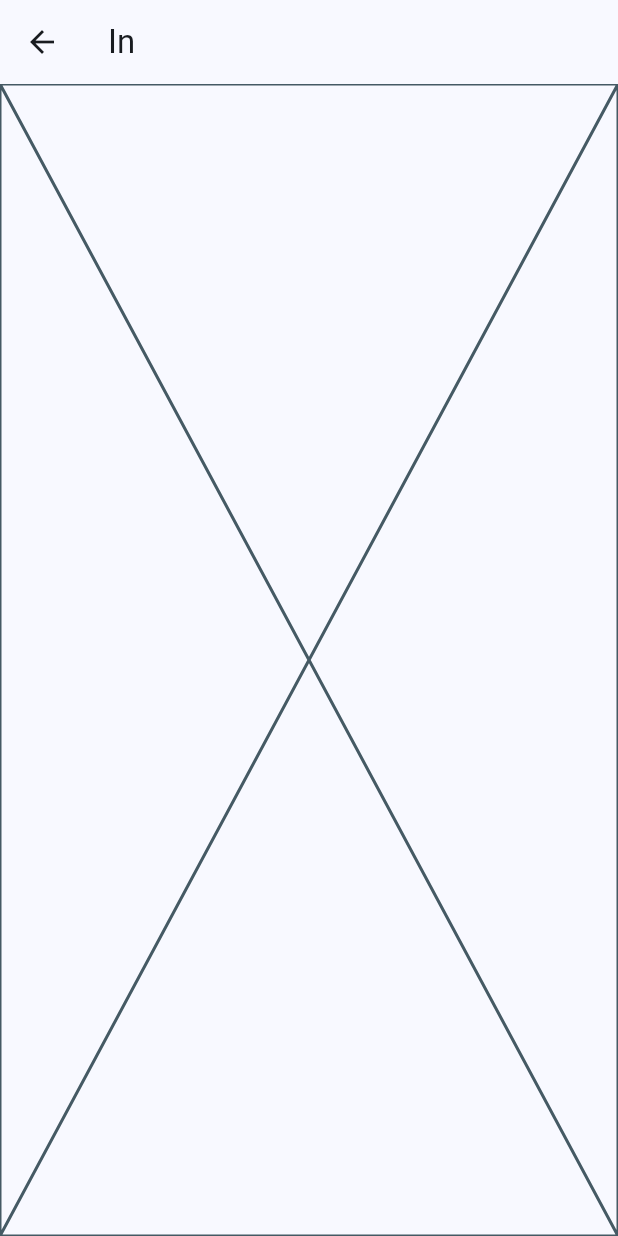
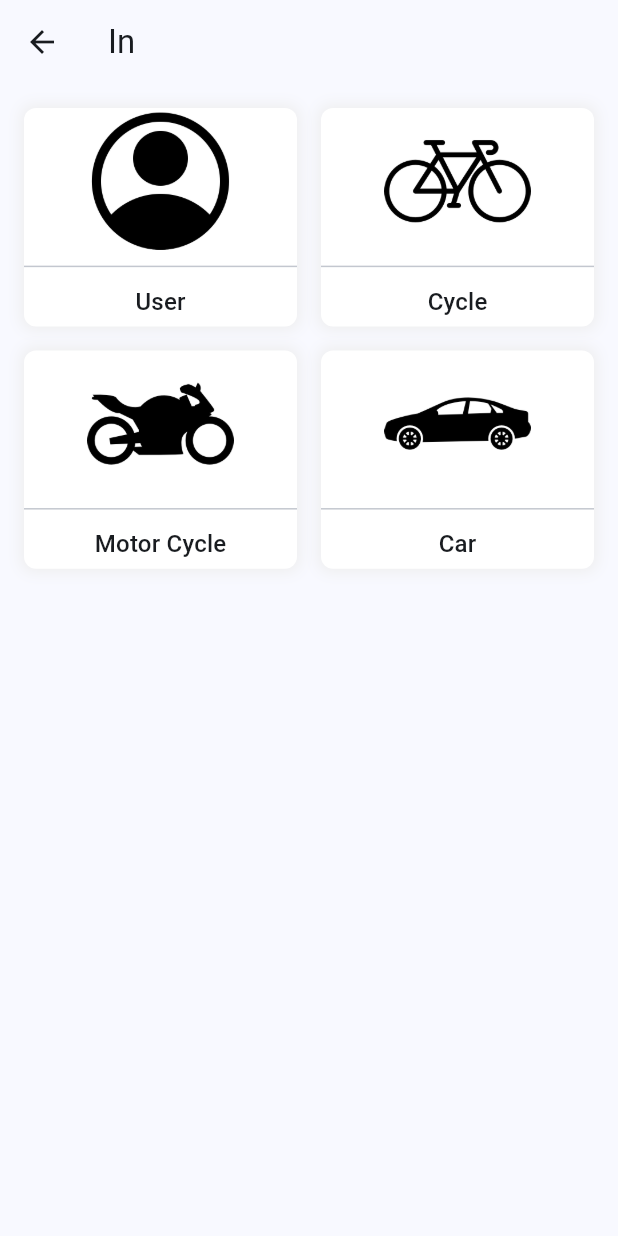
Before and after one commit to DeepthyAT/parking-app, a Flutter app: the screen it shows after launch, after a tap on "Login", after a tap on "IN", on a phone screen of 412 x 824 dp. Run offline on Flutter 3.47's test engine with Material 3 defaults, Android fonts, the phone set to English and light mode, and no system bars; our stand-ins replace bloc, equatable, firebase_core, firebase_storage, flutter_bloc, flutter_form_builder and 2 more; missing offline and left inert: firebase_cached_image; accounts and stored records are empty.

Commit message:
Added a few assets for the in page.

```diff
--- /dev/null
+++ b/parking_app/lib/pages/check_in/cubit/check_in_cubit.dart
@@ -0,0 +1,41 @@
+import 'package:bloc/bloc.dart';
+import 'package:equatable/equatable.dart';
+
+import '../../home/models/item.dart';
+
+part 'check_in_state.dart';
+
+class CheckInCubit extends Cubit<CheckInState> {
+  CheckInCubit() : super(const CheckInState()) {
+    Future.microtask(() => initialize());
+  }
+
+  Future<void> initialize() async {
+    final items = [
+      const GridItem(
+        id: 'user',
+        label: 'User',
+        path: 'assets/images/placeholders/account.png',
+      ),
+      const GridItem(
+        id: 'cycle',
+        label: 'Cycle',
+        path: 'assets/images/vehicles/bicycle.png',
+      ),
+      const GridItem(
+        id: 'two_wheeler',
+        label: 'Motor Cycle',
+        path: 'assets/images/vehicles/motorcycle.png',
+      ),
+      const GridItem(
+        id: 'four_wheeler',
+        label: 'Car',
+        path: 'assets/images/vehicles/car.png',
+      ),
+    ];
+    emit(state.copyWith(items: items));
+  }
+
+  /// Selected a grid item
+  Future<void> didSelect(GridItem item) async {}
+}
--- /dev/null
+++ b/parking_app/lib/pages/check_in/cubit/check_in_state.dart
@@ -0,0 +1,16 @@
+part of 'check_in_cubit.dart';
+
+class CheckInState extends Equatable {
+  const CheckInState({this.items = const []});
+
+  final List<GridItem> items;
+
+  CheckInState copyWith({List<GridItem>? items}) {
+    return CheckInState(
+      items: items ?? this.items,
+    );
+  }
+
+  @override
+  List<Object> get props => [items];
+}
--- a/parking_app/lib/pages/check_in/page.dart
+++ b/parking_app/lib/pages/check_in/page.dart
@@ -1,4 +1,7 @@
 import 'package:flutter/material.dart';
+import 'package:flutter_bloc/flutter_bloc.dart';
+import 'package:parking_app/pages/check_in/cubit/check_in_cubit.dart';
+import 'package:parking_app/pages/check_in/view/item.dart';
 
 class CheckInPage extends StatelessWidget {
   const CheckInPage({super.key, this.title});
@@ -10,11 +13,34 @@ class CheckInPage extends StatelessWidget {
 
   @override
   Widget build(BuildContext context) {
-    return Scaffold(
-      appBar: AppBar(
-        title: Text(title ?? 'In'),
+    return BlocProvider(
+      create: (context) => CheckInCubit(),
+      child: BlocBuilder<CheckInCubit, CheckInState>(
+        builder: (context, state) {
+          return Scaffold(
+            appBar: AppBar(
+              title: Text(title ?? 'In'),
+            ),
+            body: GridView.builder(
+              padding: const EdgeInsets.all(16),
+              itemCount: state.items.length,
+              gridDelegate: const SliverGridDelegateWithMaxCrossAxisExtent(
+                maxCrossAxisExtent: 180,
+                mainAxisSpacing: 16,
+                crossAxisSpacing: 16,
+                childAspectRatio: 5 / 4,
+              ),
+              itemBuilder: (context, index) {
+                final item = state.items[index];
+                return InkWell(
+                  onTap: () => context.read<CheckInCubit>().didSelect(item),
+                  child: CheckInGridTile(item: item),
+                );
+              },
+            ),
+          );
+        },
       ),
-      body: const Placeholder(),
     );
   }
 }
--- /dev/null
+++ b/parking_app/lib/pages/check_in/view/item.dart
@@ -0,0 +1,67 @@
+import 'package:flutter/material.dart';
+import 'package:parking_app/extensions/widgets/image.dart';
+import 'package:path/path.dart' as path;
+
+import '../../home/models/item.dart';
+
+class CheckInGridTile extends StatelessWidget {
+  const CheckInGridTile({super.key, required this.item});
+
+  final GridItem item;
+
+  @override
+  Widget build(BuildContext context) {
+    final hasPicture = (item.imageUrl?.isNotEmpty ?? false) ||
+        (item.path?.isNotEmpty ?? false);
+    return Container(
+      decoration: BoxDecoration(
+        color: item.color ?? Colors.white,
+        borderRadius: BorderRadius.circular(8),
+        boxShadow: [
+          BoxShadow(
+            color: Colors.grey[200]!,
+            blurRadius: 8,
+            spreadRadius: 2,
+          )
+        ],
+      ),
+      child: Column(
+        children: [
+          if (hasPicture) ...[
+            Expanded(
+              child: (item.imageUrl?.isNotEmpty ?? false) ? _image : _asset,
+            ),
+            const Divider(),
+          ],
+          Padding(
+            padding: const EdgeInsets.all(4.0),
+            child: Text(
+              item.label,
+              style: Theme.of(context).textTheme.titleMedium,
+            ),
+          ),
+        ],
+      ),
+    );
+  }
+
+  Widget get _asset {
+    final extension = path.extension(item.path!).toLowerCase();
+    if (extension == '.png' || extension == '.jpg') {
+      return Image.asset(item.path!);
+    }
+    return Image.asset('assets/images/vehicles/car.png');
+  }
+
+  Widget get _image {
+    if (item.imageUrl?.isNotEmpty ?? false) {
+      final imageUrl = item.imageUrl!;
+      final isNetwork = imageUrl.startsWith('https');
+      return isNetwork
+          ? Image.network(imageUrl)
+          : FirebaseImage.storage(imageUrl);
+    } else {
+      return Container();
+    }
+  }
+}
--- a/parking_app/pubspec.yaml
+++ b/parking_app/pubspec.yaml
@@ -19,6 +19,8 @@ dependencies:
   flutter_bloc: ^8.1.5
   flutter_form_builder: ^9.3.0
   firebase_messaging: ^14.9.4
+  firebase_cached_image: ^0.6.0
+  firebase_storage: ^11.7.7
   get_it: ^7.7.0
   hexcolor: ^3.0.1
   http: ^1.2.1
@@ -40,6 +42,8 @@ flutter:
   # To add assets to your application, add an assets section, like this:
   assets:
     - assets/images/
+    - assets/images/placeholders/
+    - assets/images/vehicles/
     - assets/icons/
 
   # An image asset can refer to one or more resolution-specific "variants", see
```
Also changed, not shown: parking_app/lib/extensions/widgets/image.dart (added, +25 -0 lines), parking_app/assets/images/placeholders/account.png (added), parking_app/assets/images/placeholders/user.png (added), parking_app/assets/images/vehicles/bicycle.png (added), parking_app/assets/images/vehicles/car.png (added), parking_app/assets/images/vehicles/motorcycle.png (added), parking_app/pubspec.lock, 3 other files.
